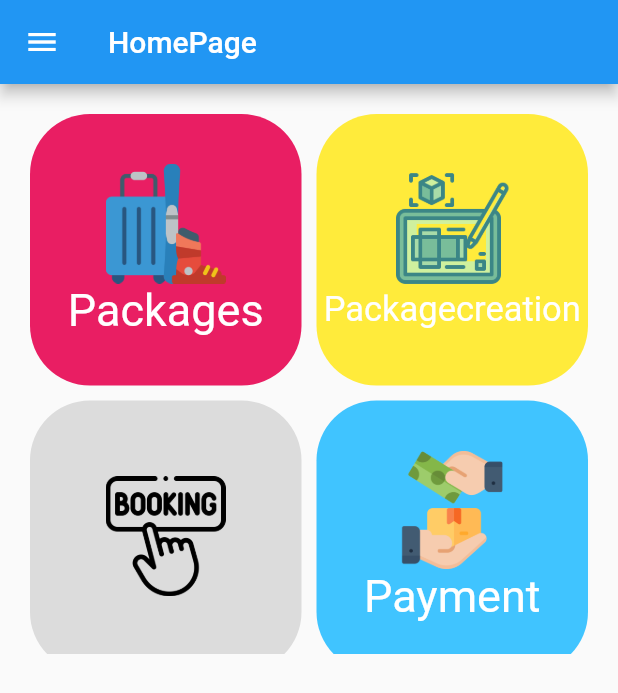
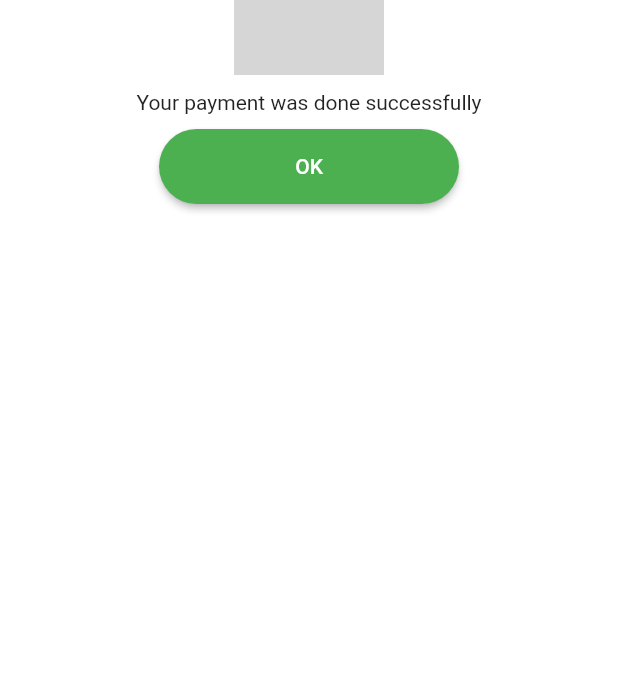
Before and after one commit to lubnawahid/industrialvisit, a Flutter app: the homescreen screen opened directly, after a tap on "Payment", on a phone screen of 412 x 824 dp. Shown: the top 693 px of the screen. Run offline on Flutter 3.47's test engine with Material 2 defaults, Android fonts, the light colour scheme and no system bars; grey boxes are pictures that could not be loaded.

Commit message:
industrial visit

```diff
--- a/lib/homescreen.dart
+++ b/lib/homescreen.dart
@@ -1,6 +1,7 @@
 import 'package:flutter/material.dart';
 import 'package:industrialvisit/homescreen.dart';
 import 'package:industrialvisit/packagecreation.dart';
+import 'package:industrialvisit/payment.dart';
 
 import 'booking.dart';
 import 'chat.dart';
@@ -81,7 +82,7 @@ class _homescreenState extends State<homescreen> {
                     ),
                   GestureDetector(
                     onTap: (){
-                      //   Navigator.push(context, MaterialPageRoute(builder: context =>));
+                        Navigator.push(context, MaterialPageRoute(builder: (context) =>payment()));
                     },
                     child: Container(decoration: BoxDecoration(borderRadius: BorderRadius.circular(40),color: Colors.lightBlueAccent),
                       child: Column(
--- a/lib/main.dart
+++ b/lib/main.dart
@@ -13,7 +13,7 @@ class MyApp extends StatelessWidget{
   Widget build(BuildContext context){
     return MaterialApp(
       debugShowCheckedModeBanner: false,
-      home:welcome(),
+      home:homescreen(),
     );
   }
 
--- /dev/null
+++ b/lib/payment.dart
@@ -0,0 +1,50 @@
+import 'package:flutter/cupertino.dart';
+import 'package:flutter/material.dart';
+import 'package:industrialvisit/homescreen.dart';
+
+class payment extends StatefulWidget {
+  const payment({Key? key}) : super(key: key);
+
+  @override
+  State<payment> createState() => _paymentState();
+}
+
+class _paymentState extends State<payment> {
+  @override
+  Widget build(BuildContext context) {
+    return Scaffold(
+
+      backgroundColor: Colors.white,
+      body: SingleChildScrollView(
+        child: Center(
+          child: Column(
+            mainAxisAlignment: MainAxisAlignment.center,
+            children: [
+              Image.asset("Images/tick.png",
+                height: 50,
+                width: 100,
+                alignment: Alignment.topCenter,),
+              Padding(
+                padding: EdgeInsets.symmetric(horizontal: 10, vertical: 10),
+                child: Text("Your payment was done successfully",
+                  textAlign: TextAlign.center, selectionColor: Colors.green,),
+
+              ),
+
+              ElevatedButton(onPressed: () {
+                Navigator.push(context,
+                    MaterialPageRoute(builder: (context) => homescreen()));
+              },
+                style: ElevatedButton.styleFrom(shape: RoundedRectangleBorder(
+                    borderRadius: BorderRadius.circular(50.0)),
+                    primary: Colors.green,
+                    fixedSize: Size(200, 50)),
+                child: Text("OK", style: TextStyle(color: Colors.white),),
+              ),
+            ],
+          ),
+        ),
+      ),
+    );
+  }
+}
```
Also changed, not shown: lib/welcome.dart (+6 -6 lines), images/welcome.jpg (added).
